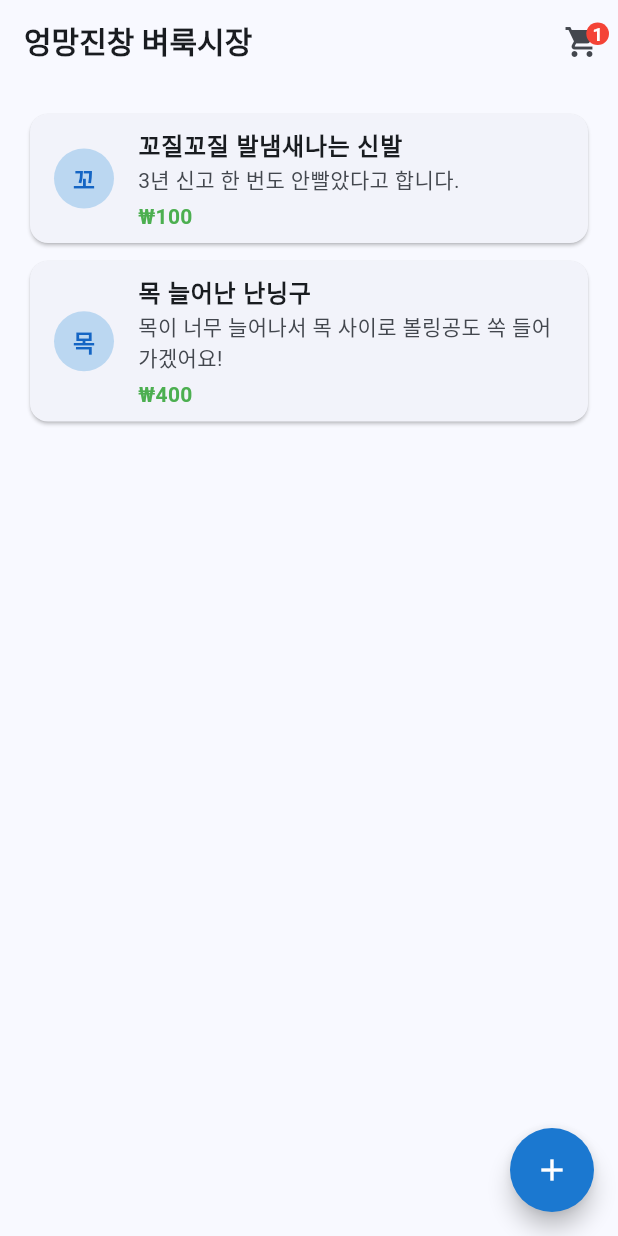
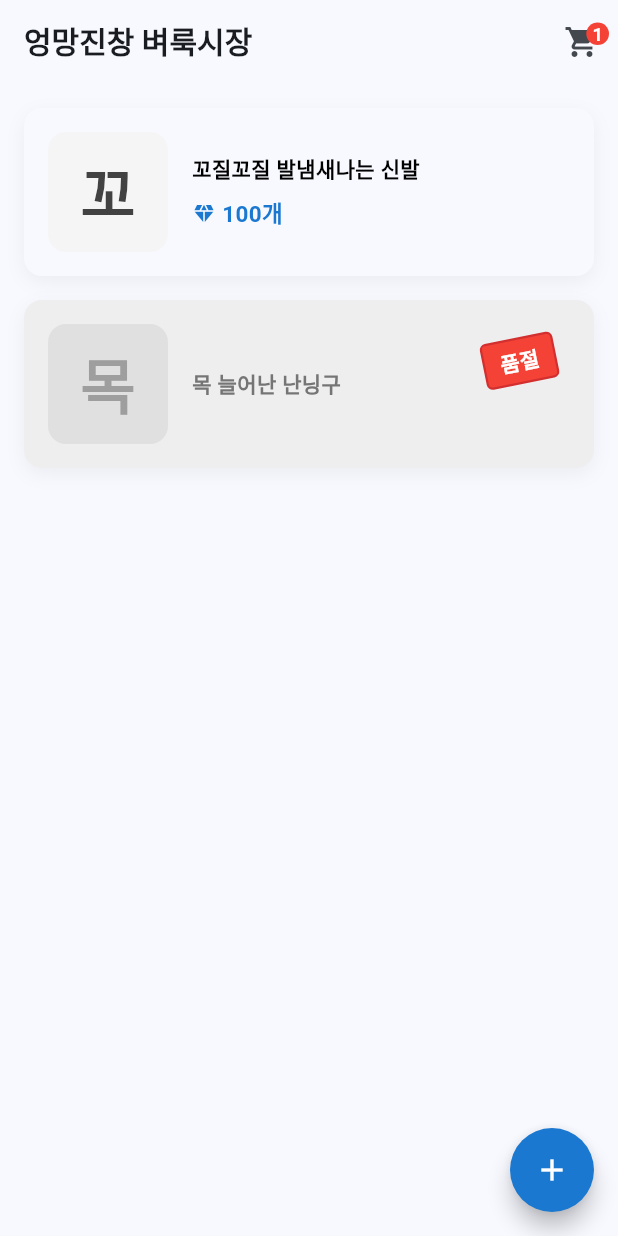
Before and after one commit to fireonmac/sparta-venture-assignments, a Flutter app: the screen it shows after launch, on a phone screen of 412 x 824 dp. Run offline on Flutter 3.47's test engine with Material 3 defaults, Android fonts, the phone set to English and light mode, and no system bars.

Commit message:
상품 리스트 UI 작업 및 상품 모델 품절 상태 추가

```diff
--- a/flutter_basic_venture/lib/src/features/products/product_model.dart
+++ b/flutter_basic_venture/lib/src/features/products/product_model.dart
@@ -5,6 +5,7 @@ class Product {
   final double price;
   final String imageUrl;
   final String category;
+  final int stock;
 
   Product({
     required this.id,
@@ -13,5 +14,8 @@ class Product {
     required this.price,
     required this.imageUrl,
     required this.category,
+    this.stock = 1,
   });
+
+  bool get isSoldOut => stock <= 0;
 }
--- a/flutter_basic_venture/lib/src/features/products/products_notifier.dart
+++ b/flutter_basic_venture/lib/src/features/products/products_notifier.dart
@@ -9,7 +9,9 @@ class ProductsNotifier with ChangeNotifier {
       name: '꼬질꼬질 발냄새나는 신발',
       description: '3년 신고 한 번도 안빨았다고 합니다.',
       price: 100,
-      imageUrl: 'https://via.placeholder.com/300x300/7B68EE/FFFFFF?text=AirPods+Pro',
+      stock: 1,
+      imageUrl:
+          'https://via.placeholder.com/300x300/7B68EE/FFFFFF?text=AirPods+Pro',
       category: '의류',
     ),
     Product(
@@ -17,7 +19,9 @@ class ProductsNotifier with ChangeNotifier {
       name: '목 늘어난 난닝구',
       description: '목이 너무 늘어나서 목 사이로 볼링공도 쏙 들어가겠어요!',
       price: 400,
-      imageUrl: 'https://via.placeholder.com/300x300/FF1744/FFFFFF?text=Nike+AF1',
+      stock: 0,
+      imageUrl:
+          'https://via.placeholder.com/300x300/FF1744/FFFFFF?text=Nike+AF1',
       category: '의류',
     ),
   ];
--- /dev/null
+++ b/flutter_basic_venture/lib/src/features/products/widgets/products_list_item.dart
@@ -0,0 +1,142 @@
+import 'package:flutter/material.dart';
+import 'package:flutter_basic_venture/src/features/products/product_model.dart';
+import 'package:flutter_basic_venture/src/styles.dart';
+import 'package:flutter_basic_venture/src/view/products/product_detail_screen.dart';
+
+class ProductsListItem extends StatelessWidget {
+  final Product product;
+
+  const ProductsListItem({super.key, required this.product});
+
+  @override
+  Widget build(BuildContext context) {
+    final Color cardColor = product.isSoldOut
+        ? Colors.grey.shade200
+        : Theme.of(context).colorScheme.surface;
+    final Color textColor = product.isSoldOut
+        ? Colors.grey.shade600
+        : Colors.black;
+
+    return Padding(
+      padding: const EdgeInsets.symmetric(vertical: 8.0),
+      child: GestureDetector(
+        onTap: () {
+          Navigator.push(
+            context,
+            ProductDetailScreen.buildRoute(context, product.id),
+          );
+        },
+        child: Container(
+          decoration: BoxDecoration(
+            color: cardColor,
+            borderRadius: Styles.cardBorderRadius,
+            boxShadow: [
+              BoxShadow(
+                color: Colors.black.withOpacity(0.05),
+                blurRadius: 10,
+                offset: const Offset(0, 4),
+              ),
+            ],
+          ),
+          child: Stack(
+            children: [
+              Padding(
+                padding: const EdgeInsets.all(16.0),
+                child: Row(
+                  children: [
+                    Container(
+                      width: 80,
+                      height: 80,
+                      decoration: BoxDecoration(
+                        color: product.isSoldOut
+                            ? Colors.grey.shade300
+                            : Colors.grey.shade100,
+                        borderRadius: BorderRadius.circular(12.0),
+                      ),
+                      child: Center(
+                        child: Text(
+                          product.name.substring(0, 1),
+                          style: TextStyle(
+                            fontSize: 40,
+                            fontWeight: FontWeight.bold,
+                            color: product.isSoldOut
+                                ? Colors.grey.shade500
+                                : Colors.grey.shade800,
+                          ),
+                        ),
+                      ),
+                    ),
+                    const SizedBox(width: 16.0),
+                    Expanded(
+                      child: Column(
+                        crossAxisAlignment: CrossAxisAlignment.start,
+                        mainAxisAlignment: MainAxisAlignment.center,
+                        children: [
+                          Text(
+                            product.name,
+                            style: Styles.bold.copyWith(color: textColor),
+                          ),
+                          if (!product.isSoldOut) ...[
+                            const SizedBox(height: 8.0),
+                            Row(
+                              children: [
+                                Icon(
+                                  Icons.diamond,
+                                  color: Styles.primaryColor,
+                                  size: 16,
+                                ),
+                                const SizedBox(width: 4.0),
+                                Text(
+                                  '${product.price.toStringAsFixed(0)}개',
+                                  style: TextStyle(
+                                    color: Styles.primaryColor,
+                                    fontWeight: FontWeight.bold,
+                                    fontSize: 15,
+                                  ),
+                                ),
+                              ],
+                            ),
+                          ],
+                        ],
+                      ),
+                    ),
+                  ],
+                ),
+              ),
+              if (product.isSoldOut)
+                Positioned(
+                  top: 25,
+                  right: 25,
+                  child: Transform.rotate(
+                    angle: -0.2,
+                    child: Container(
+                      padding: const EdgeInsets.symmetric(
+                        horizontal: 10.0,
+                        vertical: 4.0,
+                      ),
+                      decoration: BoxDecoration(
+                        color: Styles.errorColor.shade500,
+                        borderRadius: BorderRadius.circular(4.0),
+                        border: Border.all(
+                          color: Styles.errorColor.shade700,
+                          width: 1.5,
+                        ),
+                      ),
+                      child: const Text(
+                        '품절',
+                        style: TextStyle(
+                          color: Colors.white,
+                          fontWeight: FontWeight.bold,
+                          fontSize: 14,
+                        ),
+                      ),
+                    ),
+                  ),
+                ),
+            ],
+          ),
+        ),
+      ),
+    );
+  }
+}
--- a/flutter_basic_venture/lib/src/view/home/home_screen.dart
+++ b/flutter_basic_venture/lib/src/view/home/home_screen.dart
@@ -3,9 +3,8 @@ import 'package:flutter_basic_venture/src/constants.dart';
 import 'package:flutter_basic_venture/src/features/cart/widgets/cart_button.dart';
 import 'package:flutter_basic_venture/src/styles.dart';
 import 'package:flutter_basic_venture/src/features/products/products_container.dart';
-import 'package:flutter_basic_venture/src/features/cart/cart_container.dart';
-import 'package:flutter_basic_venture/src/view/products/product_detail_screen.dart';
 import 'package:flutter_basic_venture/src/view/products/product_create_screen.dart';
+import 'package:flutter_basic_venture/src/features/products/widgets/products_list_item.dart';
 
 class HomeScreen extends StatelessWidget {
   const HomeScreen({super.key});
@@ -13,77 +12,37 @@ class HomeScreen extends StatelessWidget {
   @override
   Widget build(BuildContext context) {
     final productsNotifier = ProductsContainer.of(context);
-    final cartNotifier = CartContainer.of(context);
 
     return Scaffold(
       resizeToAvoidBottomInset: false,
       appBar: AppBar(
-        title: const Text(appTitle, style: Styles.title),
+        title: Text(appTitle, style: Styles.title),
         actions: [CartButton()],
+        centerTitle: false,
       ),
-      body: Padding(
-        padding: Styles.bodyPadding,
-        child: ListenableBuilder(
+      body: ListenableBuilder(
         listenable: productsNotifier,
         builder: (context, child) {
           final products = productsNotifier.products;
 
           return ListView.builder(
+            padding: const EdgeInsets.symmetric(
+              horizontal: 16.0,
+              vertical: 8.0,
+            ),
             itemCount: products.length,
             itemBuilder: (context, index) {
               final product = products[index];
 
-                return Card(
-                  margin: const EdgeInsets.only(bottom: 12),
-                  shape: const RoundedRectangleBorder(
-                    borderRadius: Styles.cardBorderRadius,
-                  ),
-                  child: ListTile(
-                    onTap: () {
-                      Navigator.push(
-                        context,
-                        ProductDetailScreen.buildRoute(context, product.id),
-                      );
-                    },
-                    leading: CircleAvatar(
-                      backgroundColor: Styles.primaryColor.shade100,
-                      child: Text(
-                        product.name.substring(0, 1),
-                        style: TextStyle(
-                          color: Styles.primaryColor.shade700,
-                          fontWeight: FontWeight.bold,
-                        ),
-                      ),
-                    ),
-                    title: Text(product.name, style: Styles.bold),
-                    subtitle: Column(
-                      crossAxisAlignment: CrossAxisAlignment.start,
-                      children: [
-                        Text(product.description),
-                        const SizedBox(height: 4),
-                        Text(
-                          '₩${product.price.toStringAsFixed(0)}',
-                          style: const TextStyle(
-                            fontWeight: FontWeight.bold,
-                            color: Colors.green,
-                          ),
-                        ),
-                      ],
-                    ),
-                  ),
-                );
+              return ProductsListItem(product: product);
             },
           );
         },
       ),
-      ),
       floatingActionButton: FloatingActionButton(
         backgroundColor: Styles.primaryColor,
         onPressed: () {
-          Navigator.push(
-            context,
-            ProductCreateScreen.buildRoute(context),
-          );
+          Navigator.push(context, ProductCreateScreen.buildRoute(context));
         },
         shape: const CircleBorder(),
         child: const Icon(Icons.add, color: Colors.white, size: 24),
```
Lines whose indentation alone changed are shown as unchanged.
